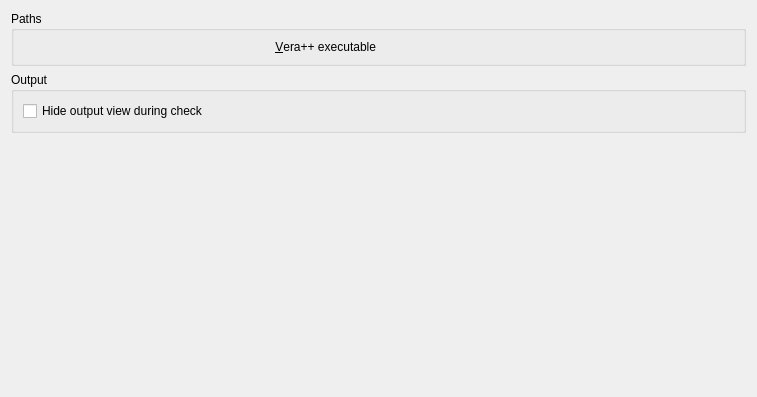
Old version of the form config/globalconfigpage.ui in the repository KDE/kdev-verapp.
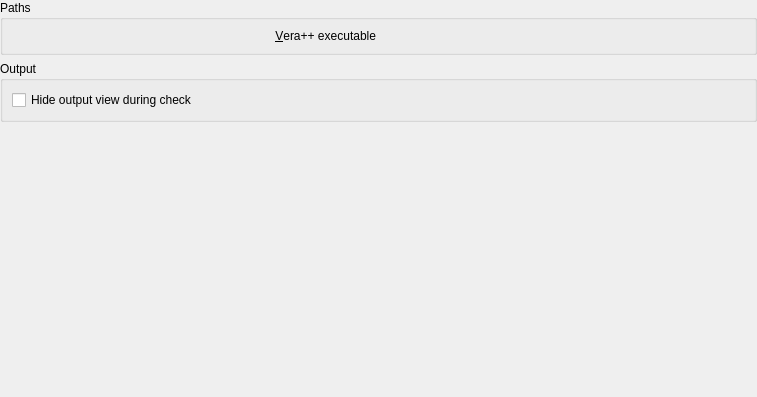
New version of the form. Custom widgets are drawn as their Qt base class.

```diff
--- a/config/globalconfigpage.ui
+++ b/config/globalconfigpage.ui
@@ -14,6 +14,18 @@
    <string>Cppcheck Settings</string>
   </property>
   <layout class="QVBoxLayout" name="verticalLayout_2">
+   <property name="leftMargin">
+    <number>0</number>
+   </property>
+   <property name="topMargin">
+    <number>0</number>
+   </property>
+   <property name="rightMargin">
+    <number>0</number>
+   </property>
+   <property name="bottomMargin">
+    <number>0</number>
+   </property>
    <item>
     <widget class="QGroupBox" name="pathsGroupBox">
      <property name="title">
```
Left out of the diff: 2 changed lines with no effect on the pictures.
